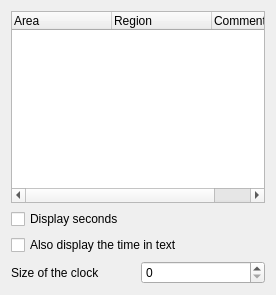
mgottschlag/kwin-tiling, file plasma/applets/clock/clockConfig.ui: the form before one commit.
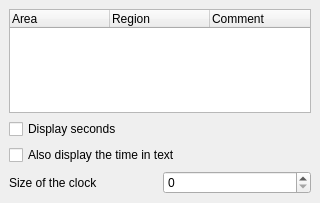
The form after the commit. Custom widgets are drawn as their Qt base class.

Commit message: Give the KTimeZoneWidget a minimumSize, so it doesn't get squeezed too easily.

Patch:
```diff
--- a/plasma/applets/clock/clockConfig.ui
+++ b/plasma/applets/clock/clockConfig.ui
@@ -5,18 +5,36 @@
    <rect>
     <x>0</x>
     <y>0</y>
-    <width>276</width>
-    <height>295</height>
+    <width>320</width>
+    <height>203</height>
    </rect>
   </property>
   <property name="windowTitle" >
    <string>Form</string>
   </property>
   <layout class="QGridLayout" >
+   <property name="margin" >
+    <number>9</number>
+   </property>
+   <property name="spacing" >
+    <number>6</number>
+   </property>
    <item row="0" column="0" >
     <layout class="QVBoxLayout" >
+     <property name="margin" >
+      <number>0</number>
+     </property>
+     <property name="spacing" >
+      <number>6</number>
+     </property>
      <item>
       <widget class="KTimeZoneWidget" name="timeZones" >
+       <property name="minimumSize" >
+        <size>
+         <width>300</width>
+         <height>0</height>
+        </size>
+       </property>
        <column>
         <property name="text" >
          <string>Area</string>
@@ -74,6 +92,12 @@
      </item>
      <item>
       <layout class="QHBoxLayout" >
+       <property name="margin" >
+        <number>0</number>
+       </property>
+       <property name="spacing" >
+        <number>6</number>
+       </property>
        <item>
         <widget class="QLabel" name="labelSize" >
          <property name="text" >
```
